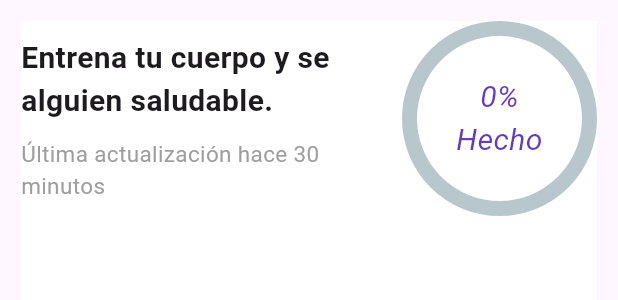
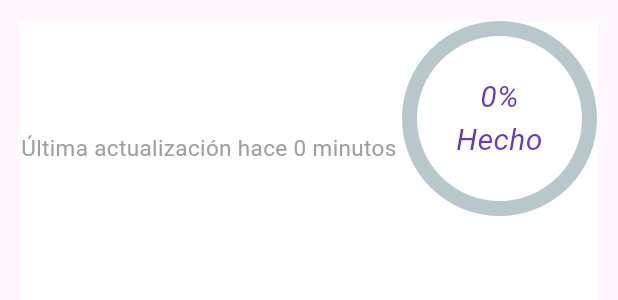
Before and after one commit to Team-Alfa-DS/Frontend-Alfa-CleanArq, a Flutter app: the ProgressSection widget shown alone on an empty page, opened directly with empty values, on a phone screen of 412 x 824 dp. Shown: the top 300 px of the screen. Run offline on Flutter 3.47's test engine with Material 3 defaults, Android fonts, the phone set to English and light mode, and no system bars; drawn by our look-alikes of percent_indicator; our stand-ins replace bloc, carousel_slider, dio, email_validator, equatable, flutter_bloc and 6 more; accounts and stored records are empty; network calls fail.

Commit message:
✨ Feat : adding date mapper to trending progress & and fixing porfile porgress bard

```diff
--- a/lib/aplication/BLoC/progress/profile/profile_progress_bloc.dart
+++ b/lib/aplication/BLoC/progress/profile/profile_progress_bloc.dart
@@ -22,6 +22,7 @@ class ProfileProgressBloc
     final result = await getProfileProgressUseCase
         .execute(GetProfileProgressUseCaseInput());
     if (result.hasValue()) {
+      print("ProfileProgressBloc: ${result.value!.percent}");
       emit(ProfileProgressLoaded(
           percent: result.value!.percent, time: result.value!.time));
     } else {
--- a/lib/aplication/BLoC/progress/profile/profile_progress_state.dart
+++ b/lib/aplication/BLoC/progress/profile/profile_progress_state.dart
@@ -15,7 +15,8 @@ class ProfileProgressLoaded extends ProfileProgressState {
   final double percent;
   final int time;
 
-  const ProfileProgressLoaded({required this.percent, required this.time});
+  ProfileProgressLoaded({required double percent, required this.time})
+      : percent = double.parse((percent / 100).toStringAsFixed(2));
 
   @override
   List<Object> get props => [percent, time];
--- /dev/null
+++ b/lib/common/utils/date_utils.dart
@@ -0,0 +1,17 @@
+import 'package:intl/intl.dart';
+
+String formatLastSeen(DateTime lastTime) {
+  final now = DateTime.now();
+  final difference = now.difference(lastTime);
+
+  if (difference.inMinutes < 60) {
+    return 'hace ${difference.inMinutes} minutos';
+  } else if (difference.inHours < 24) {
+    final hours = difference.inHours;
+    return 'hace $hours ${hours == 1 ? 'hora' : 'horas'}';
+  } else if (difference.inDays == 1) {
+    return 'ayer';
+  } else {
+    return DateFormat('dd/MM/yy').format(lastTime);
+  }
+}
--- a/lib/infraestructure/presentation/pages/home/home_screen.dart
+++ b/lib/infraestructure/presentation/pages/home/home_screen.dart
@@ -63,6 +63,8 @@ class HomeScreen extends StatelessWidget {
                   } else if (state is TrendingProgressLoaded) {
                     return ProgressSection(
                       percent: state.progress.percent,
+                      courseTitle: state.progress.courseTitle,
+                      lastTime: state.progress.lastTime,
                     );
                   } else if (state is TrendingProgressError) {
                     if (state.message == "El usuario no posee progreso") {
--- a/lib/infraestructure/presentation/widgets/progressbar.dart
+++ b/lib/infraestructure/presentation/widgets/progressbar.dart
@@ -1,13 +1,23 @@
+import 'package:alpha_gymnastic_center/common/utils/date_utils.dart';
 import 'package:flutter/material.dart';
 import 'package:percent_indicator/percent_indicator.dart';
 
 class ProgressSection extends StatelessWidget {
   final double percent;
+  final String courseTitle;
+  final DateTime lastTime;
 
-  const ProgressSection({super.key, required this.percent});
+  const ProgressSection({
+    super.key,
+    required this.percent,
+    required this.courseTitle,
+    required this.lastTime,
+  });
 
   @override
   Widget build(BuildContext context) {
+    final String lastSeenMessage = formatLastSeen(lastTime);
+
     return Padding(
       padding: const EdgeInsets.all(14),
       child: Container(
@@ -17,20 +27,20 @@ class ProgressSection extends StatelessWidget {
             Row(
               mainAxisAlignment: MainAxisAlignment.spaceBetween,
               children: [
-                const Expanded(
+                Expanded(
                   child: Column(
                     crossAxisAlignment: CrossAxisAlignment.start,
                     children: [
                       Text(
-                        'Entrena tu cuerpo y se alguien saludable.',
-                        style: TextStyle(
+                        courseTitle,
+                        style: const TextStyle(
                             fontSize: 20, fontWeight: FontWeight.bold),
                       ),
-                      SizedBox(
-                          height: 10), // Añadí un espacio entre los dos textos
+                      const SizedBox(height: 10),
                       Text(
-                        'Última actualización hace 30 minutos',
-                        style: TextStyle(fontSize: 15, color: Colors.grey),
+                        'Última actualización $lastSeenMessage',
+                        style:
+                            const TextStyle(fontSize: 15, color: Colors.grey),
                       ),
                     ],
                   ),
```
Also changed, not shown: lib/infraestructure/presentation/pages/profilescreen/profile.dart (+17 -11 lines).
